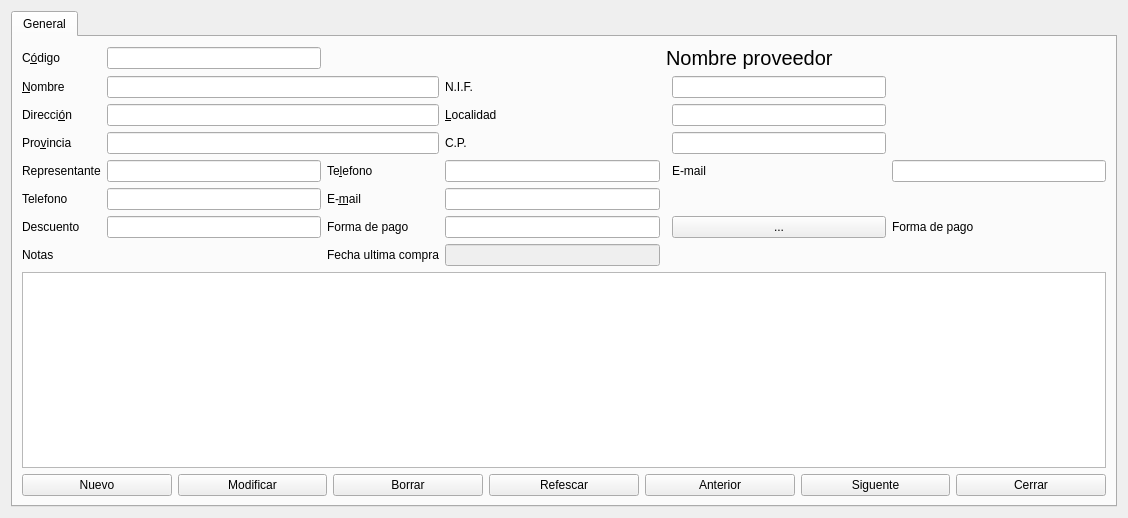
First picture: the form in proveedores.ui, repository Ladis72/tienda, before the edit.
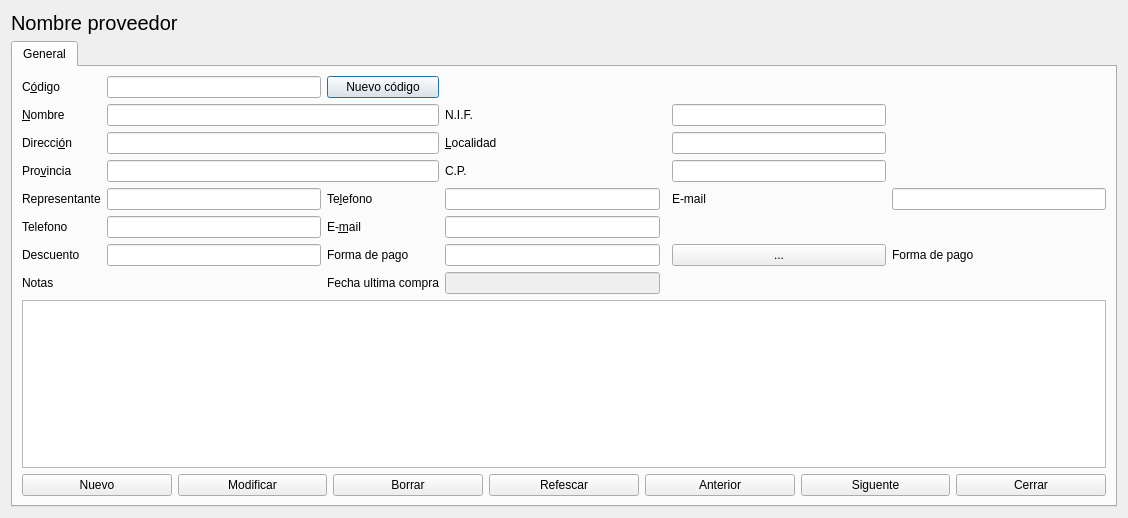
Second picture: the form after the edit.

Diff of the .ui file:
```diff
--- a/proveedores.ui
+++ b/proveedores.ui
@@ -162,18 +162,6 @@
            </property>
           </widget>
          </item>
-         <item row="0" column="4" colspan="3">
-          <widget class="QLabel" name="labelNombre">
-           <property name="font">
-            <font>
-             <pointsize>15</pointsize>
-            </font>
-           </property>
-           <property name="text">
-            <string>Nombre proveedor</string>
-           </property>
-          </widget>
-         </item>
          <item row="3" column="1" colspan="2">
           <widget class="QLineEdit" name="lineEditProvincia"/>
          </item>
@@ -258,6 +246,13 @@
          <item row="1" column="5">
           <widget class="QLineEdit" name="lineEditNIF"/>
          </item>
+         <item row="0" column="2">
+          <widget class="QPushButton" name="pushButton">
+           <property name="text">
+            <string>Nuevo código</string>
+           </property>
+          </widget>
+         </item>
         </layout>
        </item>
        <item row="1" column="0">
@@ -338,6 +333,18 @@
      </widget>
     </widget>
    </item>
+   <item row="0" column="1">
+    <widget class="QLabel" name="labelNombre">
+     <property name="font">
+      <font>
+       <pointsize>15</pointsize>
+      </font>
+     </property>
+     <property name="text">
+      <string>Nombre proveedor</string>
+     </property>
+    </widget>
+   </item>
   </layout>
  </widget>
  <tabstops>
```
